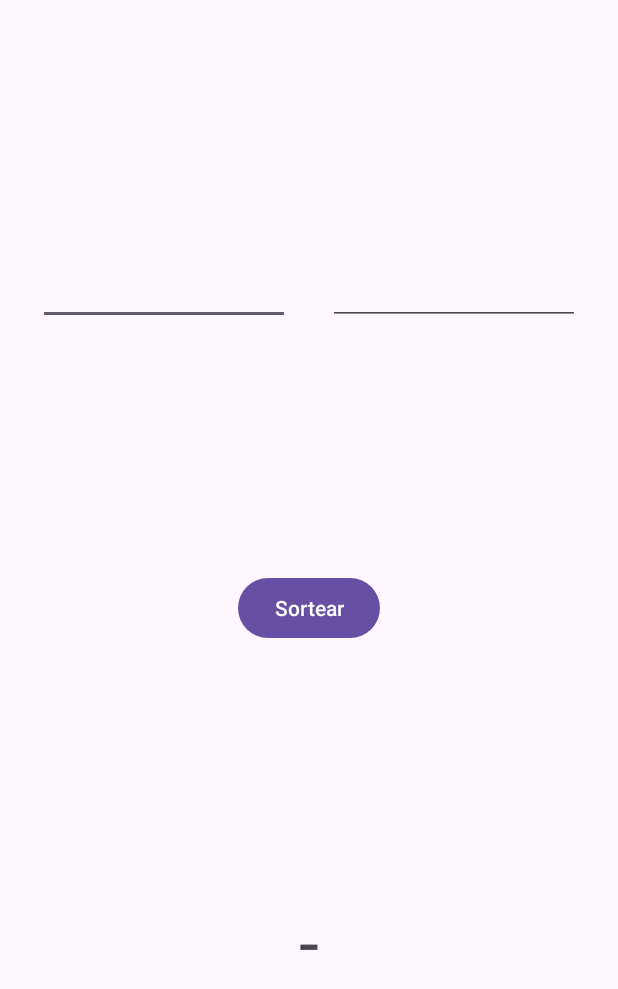
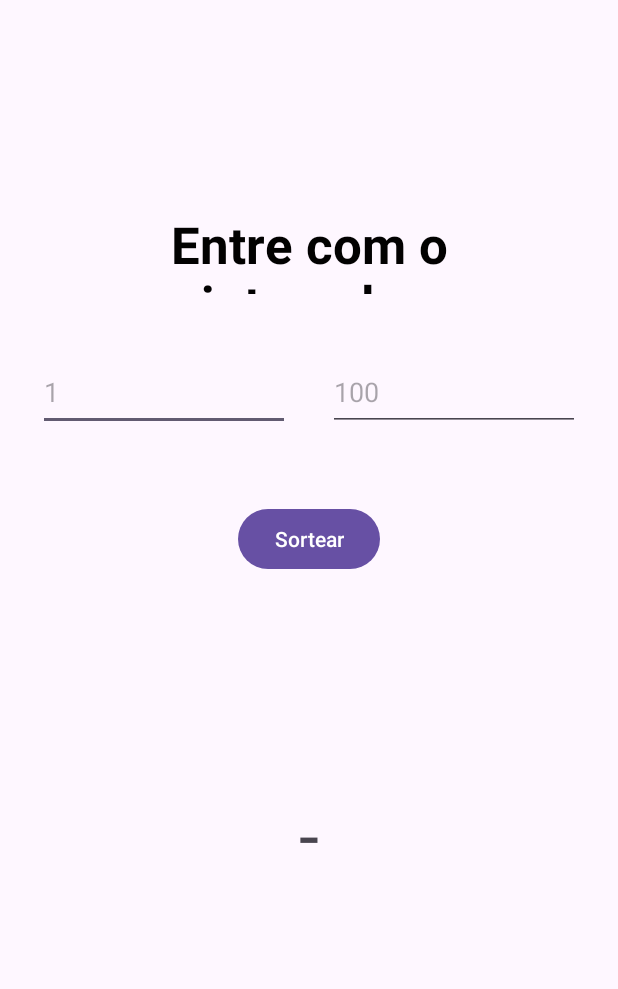
Before and after one commit to maicosc/PDM, an Android app: the screen it shows after launch (MainActivity), on a phone screen of 412 x 824 dp. Shown: the top 989 px of the screen. Run offline under Robolectric (Android 15) with nearby library versions, the phone set to English and light mode, and no system bars.

Commit message:
vertical chain

```diff
--- a/app/src/main/res/layout/activity_main.xml
+++ b/app/src/main/res/layout/activity_main.xml
@@ -18,7 +18,7 @@
         app:layout_constraintEnd_toEndOf="parent"
         app:layout_constraintHorizontal_bias="0.5"
         app:layout_constraintStart_toStartOf="parent"
-        app:layout_constraintTop_toBottomOf="@+id/button" />
+        app:layout_constraintTop_toBottomOf="@+id/tvMinimo" />
 
     <androidx.constraintlayout.widget.Barrier
         android:id="@+id/barrier"
@@ -38,8 +38,9 @@
         android:layout_width="168dp"
         android:layout_height="51dp"
         android:ems="10"
-        android:inputType="text"
-        app:layout_constraintBottom_toTopOf="@+id/button"
+        android:hint="1"
+        android:inputType="number"
+        app:layout_constraintBottom_toTopOf="@+id/tvResultado"
         app:layout_constraintEnd_toStartOf="@+id/tvMaximo"
         app:layout_constraintHorizontal_bias="0.5"
         app:layout_constraintStart_toStartOf="parent"
@@ -50,7 +51,8 @@
         android:layout_width="168dp"
         android:layout_height="51dp"
         android:ems="10"
-        android:inputType="text"
+        android:hint="100"
+        android:inputType="number"
         app:layout_constraintEnd_toEndOf="parent"
         app:layout_constraintHorizontal_bias="0.5"
         app:layout_constraintStart_toEndOf="@+id/tvMinimo"
@@ -78,6 +80,21 @@
         app:layout_constraintEnd_toEndOf="parent"
         app:layout_constraintHorizontal_bias="0.5"
         app:layout_constraintStart_toStartOf="parent"
-        app:layout_constraintTop_toBottomOf="@+id/tvMinimo" />
+        app:layout_constraintTop_toBottomOf="@+id/tvTexto" />
+
+    <TextView
+        android:id="@+id/tvTexto"
+        android:layout_width="337dp"
+        android:layout_height="56dp"
+        android:text="Entre com o intervalo:"
+        android:textAlignment="center"
+        android:textColor="#020101"
+        android:textSize="34sp"
+        android:textStyle="bold"
+        app:layout_constraintBottom_toTopOf="@+id/button"
+        app:layout_constraintEnd_toEndOf="parent"
+        app:layout_constraintHorizontal_bias="0.5"
+        app:layout_constraintStart_toStartOf="parent"
+        app:layout_constraintTop_toTopOf="parent" />
 
 </androidx.constraintlayout.widget.ConstraintLayout>
```
